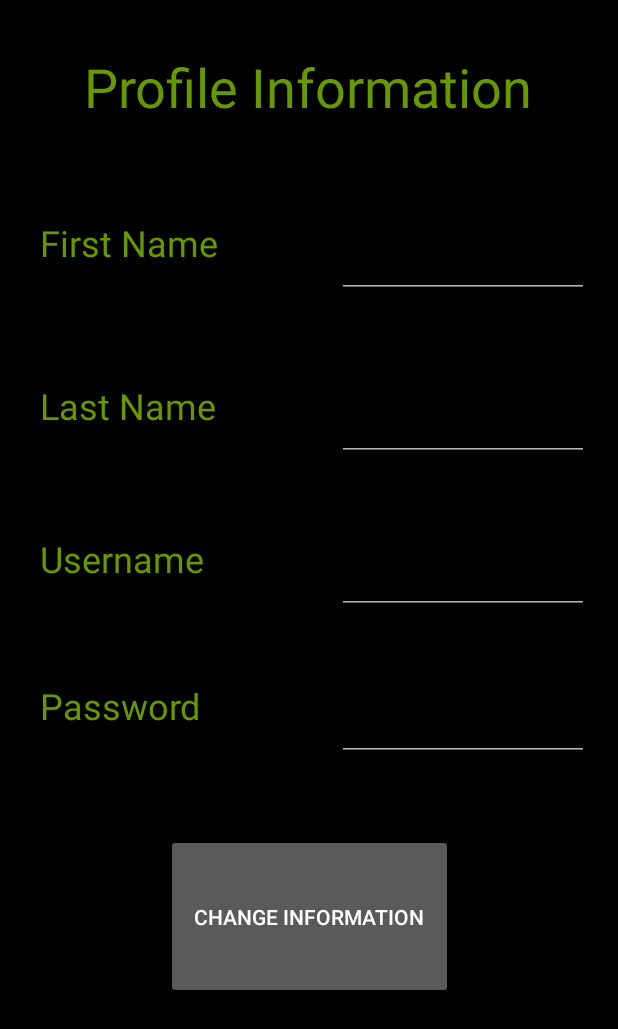
After one commit to pulseuhcl/Pulse, an Android app: the Profile_Page screen opened directly, with no data from a screen before it, on a phone screen of 412 x 824 dp. The commit adds this screen. Shown: the top 1029 px of the screen. Run offline under Robolectric (Android 15) with nearby library versions, the phone set to English and light mode, and no system bars; 1 statement that could not run was skipped.

Commit message:
The JSON object is returned from the server and parsed by AsyncLogin. The parsed data is then stored in User class object variables. This User class object is passed between views to maintain state. The profile page has been added and will show values stored in the User object that were previously retrieved from the database.

```diff
--- a/app/src/main/AndroidManifest.xml
+++ b/app/src/main/AndroidManifest.xml
@@ -13,7 +13,8 @@
         android:roundIcon="@mipmap/ic_launcher_round"
         android:supportsRtl="true"
         android:theme="@style/Theme.AppCompat.NoActionBar">
-        <activity android:name=".Register_Page"></activity>
+        <activity android:name=".Profile_Page"></activity>
+        <activity android:name=".Register_Page" />
         <activity android:name=".Login_Page" />
         <activity android:name=".User_Logged_In" />
         <activity android:name=".Landing_Page">
--- /dev/null
+++ b/app/src/main/java/android/booker/pulse/Profile_Page.java
@@ -0,0 +1,28 @@
+package android.booker.pulse;
+
+import android.support.v7.app.AppCompatActivity;
+import android.os.Bundle;
+import android.widget.EditText;
+
+public class Profile_Page extends AppCompatActivity {
+    User currentUser = new User();
+    EditText firstNameEditText;
+    EditText lastNameEditText;
+    EditText userNameEditText;
+    EditText passwordEditText;
+
+    @Override
+    protected void onCreate(Bundle savedInstanceState) {
+        super.onCreate(savedInstanceState);
+        setContentView(R.layout.activity_profile_page);
+        currentUser = getIntent().getExtras().getParcelable("currentUser");
+        firstNameEditText = findViewById(R.id.firstNameEditText);
+        lastNameEditText = findViewById(R.id.lastNameEditText);
+        userNameEditText = findViewById(R.id.usernameEditText);
+        passwordEditText = findViewById(R.id.passwordEditText);
+        firstNameEditText.setText(currentUser.getFirstName());
+        lastNameEditText.setText(currentUser.getLastName());
+        userNameEditText.setText(currentUser.getUserName());
+        passwordEditText.setText(currentUser.getPassword());
+    }
+}
--- a/app/src/main/java/android/booker/pulse/Register_Page.java
+++ b/app/src/main/java/android/booker/pulse/Register_Page.java
@@ -8,6 +8,6 @@ public class Register_Page extends AppCompatActivity {
     @Override
     protected void onCreate(Bundle savedInstanceState) {
         super.onCreate(savedInstanceState);
-        setContentView(R.layout.activity_register__page);
+        setContentView(R.layout.activity_register_page);
     }
 }
--- /dev/null
+++ b/app/src/main/res/layout/activity_profile_page.xml
@@ -0,0 +1,207 @@
+<?xml version="1.0" encoding="utf-8"?>
+<android.support.constraint.ConstraintLayout xmlns:android="http://schemas.android.com/apk/res/android"
+    xmlns:app="http://schemas.android.com/apk/res-auto"
+    xmlns:tools="http://schemas.android.com/tools"
+    android:id="@+id/constraintLayout"
+    android:layout_width="match_parent"
+    android:layout_height="match_parent"
+    android:background="@android:color/background_dark"
+    tools:context=".User_Logged_In">
+
+    <android.support.constraint.ConstraintLayout
+        android:layout_width="390dp"
+        android:layout_height="715dp"
+        android:layout_marginStart="8dp"
+        android:layout_marginTop="8dp"
+        android:layout_marginEnd="8dp"
+        android:layout_marginBottom="8dp"
+        app:layout_constraintBottom_toBottomOf="parent"
+        app:layout_constraintEnd_toEndOf="parent"
+        app:layout_constraintHorizontal_bias="0.4"
+        app:layout_constraintStart_toStartOf="parent"
+        app:layout_constraintTop_toTopOf="parent"
+        app:layout_constraintVertical_bias="0.0">
+
+        <EditText
+            android:id="@+id/passwordEditText"
+            android:layout_width="168dp"
+            android:layout_height="73dp"
+            android:layout_marginStart="8dp"
+            android:layout_marginTop="8dp"
+            android:layout_marginEnd="8dp"
+            android:layout_marginBottom="8dp"
+            android:ems="10"
+            android:inputType="textPersonName"
+            android:focusable="false"
+            app:layout_constraintBottom_toBottomOf="parent"
+            app:layout_constraintEnd_toEndOf="parent"
+            app:layout_constraintHorizontal_bias="1.0"
+            app:layout_constraintStart_toStartOf="parent"
+            app:layout_constraintTop_toBottomOf="@+id/textviewTopBar"
+            app:layout_constraintVertical_bias="0.616" />
+
+        <EditText
+            android:id="@+id/usernameEditText"
+            android:layout_width="168dp"
+            android:layout_height="73dp"
+            android:layout_marginStart="8dp"
+            android:layout_marginTop="8dp"
+            android:layout_marginEnd="8dp"
+            android:layout_marginBottom="8dp"
+            android:ems="10"
+            android:inputType="textPersonName"
+            android:focusable="false"
+            app:layout_constraintBottom_toBottomOf="parent"
+            app:layout_constraintEnd_toEndOf="parent"
+            app:layout_constraintHorizontal_bias="1.0"
+            app:layout_constraintStart_toStartOf="parent"
+            app:layout_constraintTop_toBottomOf="@+id/textviewTopBar"
+            app:layout_constraintVertical_bias="0.435" />
+
+        <EditText
+            android:id="@+id/lastNameEditText"
+            android:layout_width="168dp"
+            android:layout_height="73dp"
+            android:layout_marginStart="8dp"
+            android:layout_marginTop="8dp"
+            android:layout_marginEnd="8dp"
+            android:layout_marginBottom="8dp"
+            android:ems="10"
+            android:inputType="textPersonName"
+            android:focusable="false"
+            android:text=""
+            app:layout_constraintBottom_toBottomOf="parent"
+            app:layout_constraintEnd_toEndOf="parent"
+            app:layout_constraintHorizontal_bias="1.0"
+            app:layout_constraintStart_toStartOf="parent"
+            app:layout_constraintTop_toBottomOf="@+id/textviewTopBar"
+            app:layout_constraintVertical_bias="0.247" />
+
+        <TextView
+            android:id="@+id/passwordTextView"
+            android:layout_width="168dp"
+            android:layout_height="73dp"
+            android:layout_marginStart="8dp"
+            android:layout_marginTop="8dp"
+            android:layout_marginEnd="8dp"
+            android:layout_marginBottom="8dp"
+            android:gravity="center|left"
+            android:shadowColor="@android:color/holo_green_dark"
+            android:text="@string/Password"
+            android:textColor="@android:color/holo_green_dark"
+            android:textSize="24sp"
+            app:layout_constraintBottom_toBottomOf="parent"
+            app:layout_constraintEnd_toEndOf="parent"
+            app:layout_constraintHorizontal_bias="0.038"
+            app:layout_constraintStart_toStartOf="parent"
+            app:layout_constraintTop_toBottomOf="@+id/textviewTopBar"
+            app:layout_constraintVertical_bias="0.616" />
+
+        <TextView
+            android:id="@+id/usernameTextView"
+            android:layout_width="168dp"
+            android:layout_height="73dp"
+            android:layout_marginStart="8dp"
+            android:layout_marginTop="8dp"
+            android:layout_marginEnd="8dp"
+            android:layout_marginBottom="312dp"
+            android:gravity="center|left"
+            android:text="@string/Username"
+            android:textColor="@android:color/holo_green_dark"
+            android:textSize="24sp"
+            app:layout_constraintBottom_toBottomOf="parent"
+            app:layout_constraintEnd_toEndOf="parent"
+            app:layout_constraintHorizontal_bias="0.038"
+            app:layout_constraintStart_toStartOf="parent"
+            app:layout_constraintTop_toBottomOf="@+id/textviewTopBar"
+            app:layout_constraintVertical_bias="0.991" />
+
+        <TextView
+            android:id="@+id/lastNameTextView"
+            android:layout_width="168dp"
+            android:layout_height="73dp"
+            android:layout_marginStart="8dp"
+            android:layout_marginTop="8dp"
+            android:layout_marginEnd="8dp"
+            android:layout_marginBottom="8dp"
+            android:gravity="center|left"
+            android:text="@string/LastName"
+            android:textColor="@android:color/holo_green_dark"
+            android:textSize="24sp"
+            app:layout_constraintBottom_toBottomOf="parent"
+            app:layout_constraintEnd_toEndOf="@+id/lastNameEditText"
+            app:layout_constraintHorizontal_bias="0.04"
+            app:layout_constraintStart_toStartOf="parent"
+            app:layout_constraintTop_toBottomOf="@+id/textviewTopBar"
+            app:layout_constraintVertical_bias="0.247" />
+
+        <TextView
+            android:id="@+id/firstNameTextView"
+            android:layout_width="168dp"
+            android:layout_height="73dp"
+            android:layout_marginStart="8dp"
+            android:layout_marginTop="32dp"
+            android:layout_marginEnd="8dp"
+            android:layout_marginBottom="8dp"
+            android:gravity="center|left"
+            android:text="@string/FirstName"
+            android:textColor="@android:color/holo_green_dark"
+            android:textSize="24sp"
+            app:layout_constraintBottom_toBottomOf="parent"
+            app:layout_constraintEnd_toEndOf="parent"
+            app:layout_constraintHorizontal_bias="0.038"
+            app:layout_constraintStart_toStartOf="parent"
+            app:layout_constraintTop_toBottomOf="@+id/textviewTopBar"
+            app:layout_constraintVertical_bias="0.003" />
+
+        <TextView
+            android:id="@+id/textviewTopBar"
+            android:layout_width="368dp"
+            android:layout_height="68dp"
+            android:layout_marginStart="8dp"
+            android:layout_marginTop="16dp"
+            android:layout_marginEnd="8dp"
+            android:gravity="center"
+            android:text="Profile Information"
+            android:textColor="@android:color/holo_green_dark"
+            android:textSize="36sp"
+            app:layout_constraintEnd_toEndOf="parent"
+            app:layout_constraintHorizontal_bias="0.459"
+            app:layout_constraintStart_toStartOf="parent"
+            app:layout_constraintTop_toTopOf="parent" />
+
+        <EditText
+            android:id="@+id/firstNameEditText"
+            android:layout_width="168dp"
+            android:layout_height="73dp"
+            android:layout_marginStart="8dp"
+            android:layout_marginTop="8dp"
+            android:layout_marginEnd="8dp"
+            android:layout_marginBottom="8dp"
+            android:ems="10"
+            android:inputType="textPersonName"
+            android:focusable="false"
+            app:layout_constraintBottom_toTopOf="@+id/lastNameEditText"
+            app:layout_constraintEnd_toEndOf="parent"
+            app:layout_constraintHorizontal_bias="1.0"
+            app:layout_constraintStart_toStartOf="parent"
+            app:layout_constraintTop_toBottomOf="@+id/textviewTopBar"
+            app:layout_constraintVertical_bias="0.481" />
+
+        <Button
+            android:id="@+id/editProfileButton"
+            android:layout_width="191dp"
+            android:layout_height="110dp"
+            android:layout_marginTop="8dp"
+            android:layout_marginEnd="8dp"
+            android:layout_marginBottom="8dp"
+            android:text="@string/ChangeProfile"
+            app:layout_constraintBottom_toBottomOf="parent"
+            app:layout_constraintEnd_toEndOf="parent"
+            app:layout_constraintHorizontal_bias="0.523"
+            app:layout_constraintStart_toStartOf="parent"
+            app:layout_constraintTop_toBottomOf="@+id/textviewTopBar"
+            app:layout_constraintVertical_bias="0.902" />
+
+    </android.support.constraint.ConstraintLayout>
+</android.support.constraint.ConstraintLayout>
--- a/app/src/main/res/values/strings.xml
+++ b/app/src/main/res/values/strings.xml
@@ -3,4 +3,8 @@
     <string name="Username">Username</string>
     <string name="Password">Password</string>
     <string name="Flicker">Flicker</string>
+    <string name="FirstName">First Name</string>
+    <string name="LastName">Last Name</string>
+    <string name="ChangeProfile">Change Information</string>
+    <string name="ProfileButton">Profile</string>
 </resources>
```
Also changed, not shown: app/src/main/java/android/booker/pulse/AsyncLogin.java (+23 -5 lines), app/src/main/java/android/booker/pulse/User_Logged_In.java (+26 -4 lines), app/src/main/res/layout/activity_user__logged__in.xml (deleted, +0 -9 lines), app/src/main/res/layout/activity_user_logged_in.xml (added, +69 -0 lines), app/src/main/res/layout/activity_register_page.xml (renamed from app/src/main/res/layout/activity_register__page.xml).
